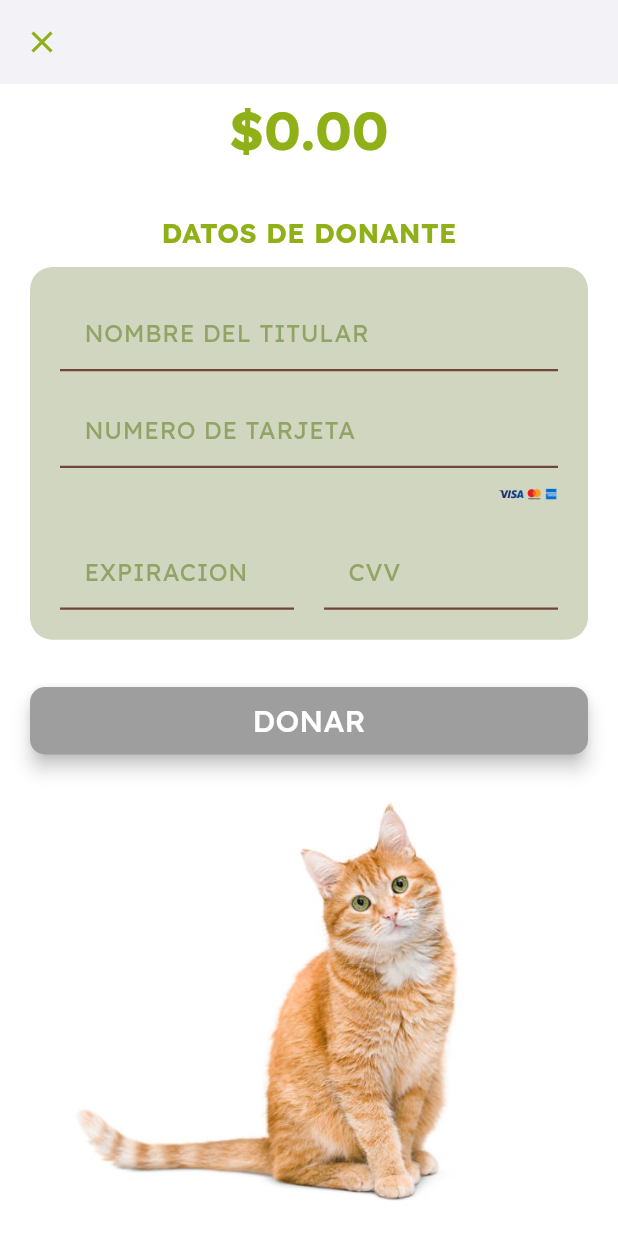
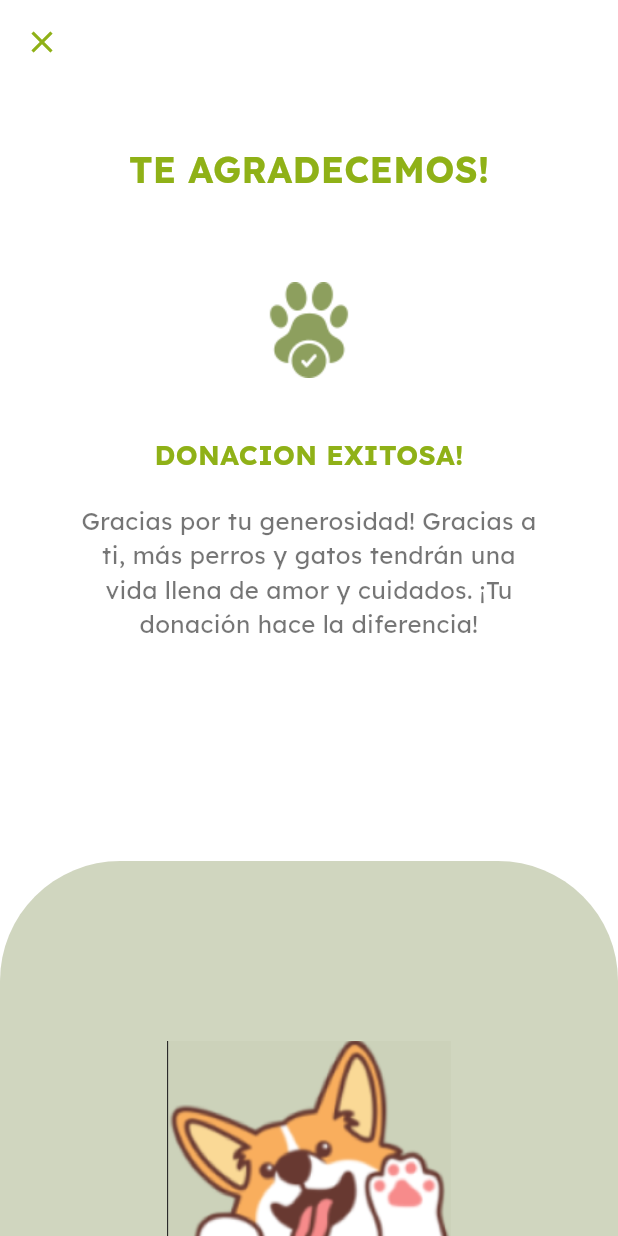
Before and after one commit to LoorPaulina/PetMatch, a Flutter app: the DonationScreen screen opened directly, scrolled down 51 dp, after a tap on "DONAR", on a phone screen of 412 x 824 dp. Run offline on Flutter 3.47's test engine with Material 3 defaults, Android fonts, the phone set to English and light mode, and no system bars; our stand-ins replace dio; accounts and stored records are empty.

Commit message:
donacion exitosa

```diff
--- /dev/null
+++ b/pet_match/lib/screens/donation_success.dart
@@ -0,0 +1,102 @@
+import 'package:flutter/material.dart';
+import 'package:pet_match/constants.dart';
+import 'package:pet_match/models/users.dart';
+import 'package:pet_match/screens/login.dart';
+import 'package:pet_match/components/CustomButton.dart';
+import 'package:pet_match/components/CustomInput.dart';
+import 'package:pet_match/screens/donation_window.dart';
+import 'package:pet_match/screens/main_window.dart';
+
+class DonationSuccessScreen extends StatelessWidget {
+  @override
+  Widget build(BuildContext context) {
+    return Scaffold(
+      backgroundColor: Colors.white,
+      appBar: AppBar(
+        backgroundColor: Colors.white,
+        elevation: 0,
+        leading: IconButton(
+          icon: Icon(Icons.close, color: secundaryColor),
+          onPressed: () {
+            Navigator.of(context).pushReplacement(
+              MaterialPageRoute(builder: (context) => MainWindow()),
+            );
+          },
+        ),
+      ),
+      body: Stack(
+        children: [
+          // Contenedor inferior con el mismo color de fondo que la imagen del corgi
+          Positioned(
+            bottom: 0,
+            left: 0,
+            right: 0,
+            child: Container(
+              height: 250,
+              decoration: BoxDecoration(
+                  color: principalColor,
+                  borderRadius: BorderRadius.only(
+                    topLeft: Radius.circular(80),
+                    topRight: Radius.circular(80),
+                  )), // Mismo color de fondo que la imagen del corgi
+            ),
+          ),
+          // Contenido principal
+          Padding(
+            padding: const EdgeInsets.symmetric(horizontal: 20.0),
+            child: Column(
+              crossAxisAlignment: CrossAxisAlignment.center,
+              children: [
+                const SizedBox(height: 40),
+                Text(
+                  "TE AGRADECEMOS!",
+                  style: TextStyle(
+                    color: secundaryColor,
+                    fontSize: 24,
+                    fontFamily: 'LexendDeca',
+                    fontWeight: FontWeight.bold,
+                  ),
+                ),
+                const SizedBox(height: 40),
+                Image.asset(
+                  'assets/pets-allowed.png', // Imagen del icono central de la patita
+                  width: 100,
+                  height: 100,
+                ),
+                const SizedBox(height: 20),
+                Text(
+                  "DONACION EXITOSA!",
+                  style: TextStyle(
+                    color: secundaryColor,
+                    fontSize: 18,
+                    fontFamily: 'LexendDeca',
+                    fontWeight: FontWeight.bold,
+                  ),
+                ),
+                const SizedBox(height: 20),
+                Padding(
+                  padding: const EdgeInsets.symmetric(horizontal: 30.0),
+                  child: Text(
+                    "Gracias por tu generosidad! Gracias a ti, más perros y gatos tendrán una vida llena de amor y cuidados. ¡Tu donación hace la diferencia!",
+                    style: TextStyle(
+                      color: Colors.black54,
+                      fontSize: 16,
+                      fontFamily: 'LexendDeca',
+                    ),
+                    textAlign: TextAlign.center,
+                  ),
+                ),
+                const Spacer(),
+                Image.asset(
+                  'assets/front_dog.png', // Imagen del corgi, se recomienda que sea PNG con transparencia
+                  width: 200,
+                  height: 130,
+                ),
+              ],
+            ),
+          ),
+        ],
+      ),
+    );
+  }
+}
--- a/pet_match/lib/screens/donation_window.dart
+++ b/pet_match/lib/screens/donation_window.dart
@@ -5,6 +5,7 @@ import 'package:pet_match/screens/login.dart';
 import 'package:pet_match/components/CustomButton.dart';
 import 'package:pet_match/components/CustomInput.dart';
 import 'package:pet_match/screens/main_window.dart';
+import 'package:pet_match/screens/donation_success.dart';
 
 class DonationScreen extends StatelessWidget {
   final TextEditingController nameController = TextEditingController();
@@ -125,7 +126,10 @@ class DonationScreen extends StatelessWidget {
               CustomButton(
                 text: "DONAR",
                 onPressed: () {
-                  // Acción al presionar el botón de donar
+                  Navigator.of(context).pushReplacement(
+                    MaterialPageRoute(
+                        builder: (context) => DonationSuccessScreen()),
+                  );
                 },
                 backgroundColor: Colors.grey,
                 textColor: Colors.white,
--- a/pet_match/lib/screens/main_window.dart
+++ b/pet_match/lib/screens/main_window.dart
@@ -3,6 +3,7 @@ import 'package:pet_match/constants.dart';
 import 'package:pet_match/models/users.dart';
 import 'package:pet_match/screens/login.dart';
 import 'package:pet_match/screens/donation_window.dart';
+import 'package:pet_match/screens/donation_success.dart';
 
 class MainWindow extends StatelessWidget {
   @override
--- a/pet_match/pubspec.yaml
+++ b/pet_match/pubspec.yaml
@@ -73,6 +73,7 @@ flutter:
     - assets/perfil.jpg
     - assets/user.png
     - assets/tarjetas.png
+    - assets/pets-allowed.png
 
   # An image asset can refer to one or more resolution-specific "variants", see
   # https://flutter.dev/assets-and-images/#resolution-aware
```
Also changed, not shown: pet_match/assets/pets-allowed.png (added).
